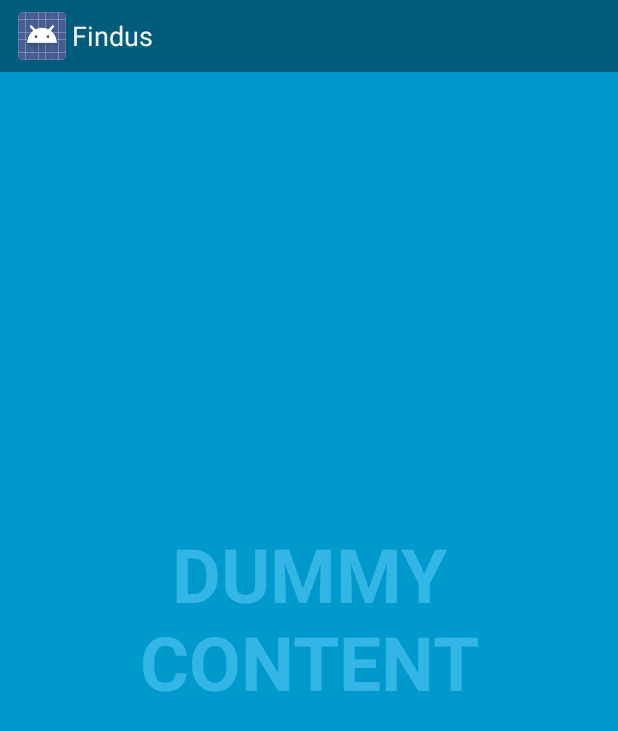
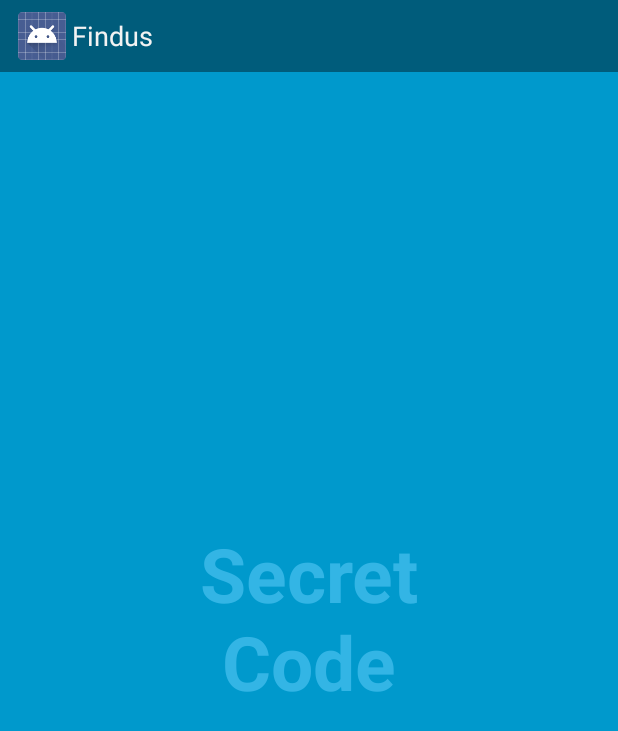
Before and after one commit to reviczky/android, an Android app: the screen it shows after launch (crypto), on a phone screen of 412 x 824 dp. Shown: the top 731 px of the screen. Run offline under Robolectric (Android 15) with nearby library versions, the light colour scheme and no system bars; 1 statement that could not run was skipped.

Commit message:
remote dummy button

```diff
--- a/app/src/main/res/layout/activity_crypto.xml
+++ b/app/src/main/res/layout/activity_crypto.xml
@@ -33,12 +33,14 @@
             android:orientation="horizontal"
             tools:ignore="UselessParent">
 
+<!--
             <Button android:id="@+id/dummy_button"
                 style="?metaButtonBarButtonStyle"
                 android:layout_width="0dp"
                 android:layout_height="wrap_content"
                 android:layout_weight="1"
                 android:text="@string/dummy_button" />
+-->
 
         </LinearLayout>
     </FrameLayout>
--- a/app/src/main/res/values/strings.xml
+++ b/app/src/main/res/values/strings.xml
@@ -3,6 +3,6 @@
 
     <string name="app_name">Findus</string>
     <string name="dummy_button">Dummy Button</string>
-    <string name="dummy_content">DUMMY\nCONTENT</string>
+    <string name="dummy_content">Secret\nCode</string>
 
 </resources>
```
